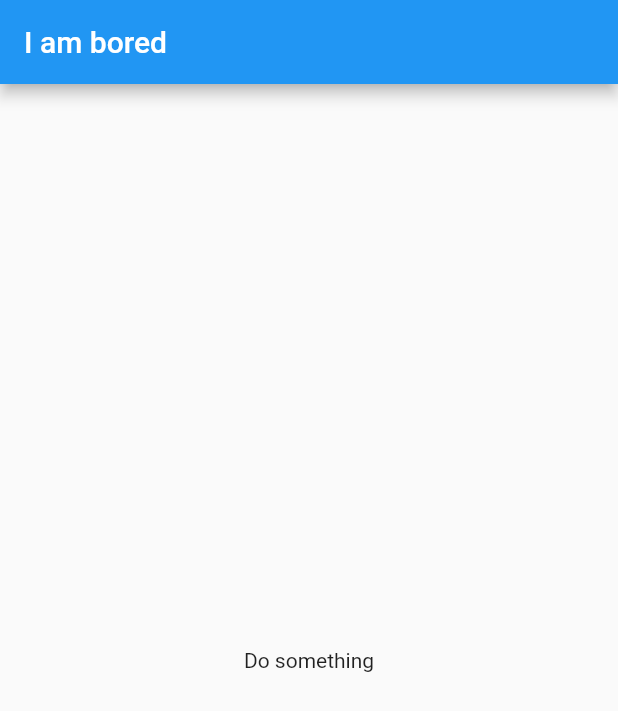
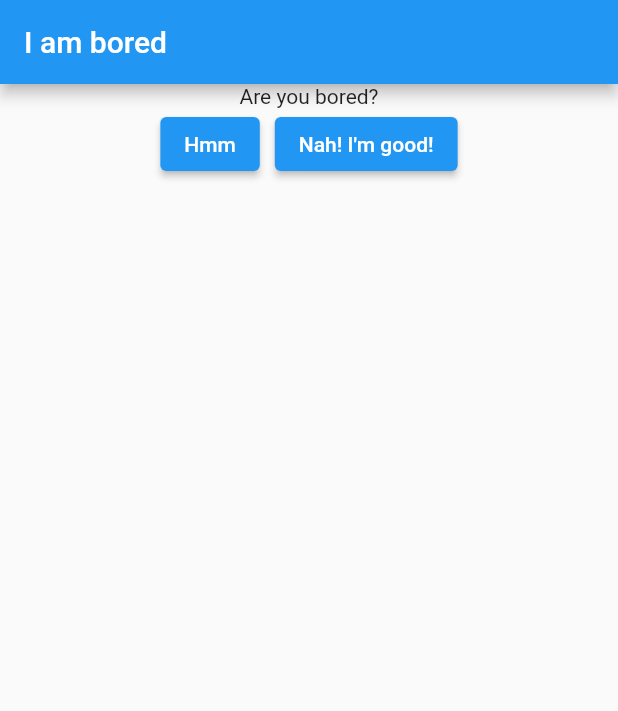
Before and after one commit to smjxpro/i_am_bored, a Flutter app: the screen it shows after launch, on a phone screen of 412 x 824 dp. Shown: the top 711 px of the screen. Run offline on Flutter 3.47's test engine with Material 2 defaults, Android fonts, the light colour scheme and no system bars; our stand-ins replace get.

Commit message:
get activity implemented
Signed-off-by: S. M. JAHANGIR <smjxpro@gmail.com>

```diff
--- /dev/null
+++ b/lib/app/data/remote/data_sources/activity_provider.dart
@@ -0,0 +1,20 @@
+import 'package:get/get.dart';
+import 'package:i_am_bored/app/domain/entities/response/activity_response.dart';
+
+abstract class ActivityProvider {
+  Future<Response<ActivityResponse>> getActivity();
+}
+
+class ActivityProviderImpl extends GetConnect implements ActivityProvider {
+  @override
+  void onInit() {
+    super.onInit();
+
+    httpClient.baseUrl = 'http://www.boredapi.com/api/';
+  }
+
+  @override
+  Future<Response<ActivityResponse>> getActivity() async {
+    return get('activity/', decoder: ActivityResponse.fromDecodedJson);
+  }
+}
--- /dev/null
+++ b/lib/app/data/repositories/activity_repository.dart
@@ -0,0 +1,20 @@
+import 'package:i_am_bored/app/data/remote/data_sources/activity_provider.dart';
+import 'package:i_am_bored/app/domain/entities/response/activity_response.dart';
+import 'package:i_am_bored/app/domain/repositories/activity_repository.dart';
+
+class ActivityRepositoryImpl implements ActivityRepository {
+  final ActivityProvider _activityProvider;
+
+  ActivityRepositoryImpl(this._activityProvider);
+
+  @override
+  Future<ActivityResponse> getActivity() async {
+    final response = await _activityProvider.getActivity();
+
+    if (response.hasError) {
+      return Future.error(response.statusText!);
+    }
+
+    return response.body!;
+  }
+}
--- /dev/null
+++ b/lib/app/domain/entities/request/empty_request.dart
@@ -0,0 +1 @@
+class EmptyRequest {}
--- /dev/null
+++ b/lib/app/domain/entities/response/activity_response.dart
@@ -0,0 +1,73 @@
+// To parse this JSON data, do
+//
+//     final activityResponse = activityResponseFromMap(jsonString);
+
+import 'dart:convert';
+
+class ActivityResponse {
+  ActivityResponse({
+    required this.activity,
+    required this.type,
+    required this.participants,
+    required this.price,
+    required this.link,
+    required this.key,
+    required this.accessibility,
+  });
+
+  String activity;
+  String type;
+  int participants;
+  num price;
+  String link;
+  String key;
+  double accessibility;
+
+  ActivityResponse copyWith({
+    String? activity,
+    String? type,
+    int? participants,
+    num? price,
+    String? link,
+    String? key,
+    double? accessibility,
+  }) =>
+      ActivityResponse(
+        activity: activity ?? this.activity,
+        type: type ?? this.type,
+        participants: participants ?? this.participants,
+        price: price ?? this.price,
+        link: link ?? this.link,
+        key: key ?? this.key,
+        accessibility: accessibility ?? this.accessibility,
+      );
+
+  factory ActivityResponse.fromJson(String str) =>
+      ActivityResponse.fromMap(json.decode(str));
+
+  static ActivityResponse fromDecodedJson(dynamic decodedJson) =>
+      ActivityResponse.fromMap(decodedJson);
+
+  String toJson() => json.encode(toMap());
+
+  factory ActivityResponse.fromMap(Map<String, dynamic> json) =>
+      ActivityResponse(
+        activity: json["activity"],
+        type: json["type"],
+        participants: json["participants"],
+        price: json["price"],
+        link: json["link"],
+        key: json["key"],
+        accessibility: json["accessibility"].toDouble(),
+      );
+
+  Map<String, dynamic> toMap() => {
+        "activity": activity,
+        "type": type,
+        "participants": participants,
+        "price": price,
+        "link": link,
+        "key": key,
+        "accessibility": accessibility,
+      };
+}
--- /dev/null
+++ b/lib/app/domain/repositories/activity_repository.dart
@@ -0,0 +1,5 @@
+import 'package:i_am_bored/app/domain/entities/response/activity_response.dart';
+
+abstract class ActivityRepository {
+  Future<ActivityResponse> getActivity();
+}
--- /dev/null
+++ b/lib/app/domain/use_cases/base_use_case.dart
@@ -0,0 +1,3 @@
+abstract class BaseUseCase<T, R> {
+  Future<T> call(R request);
+}
--- /dev/null
+++ b/lib/app/domain/use_cases/get_activity_use_case.dart
@@ -0,0 +1,16 @@
+import 'package:i_am_bored/app/domain/entities/request/empty_request.dart';
+import 'package:i_am_bored/app/domain/entities/response/activity_response.dart';
+import 'package:i_am_bored/app/domain/repositories/activity_repository.dart';
+import 'package:i_am_bored/app/domain/use_cases/base_use_case.dart';
+
+class GetActivityUseCase
+    implements BaseUseCase<ActivityResponse, EmptyRequest> {
+  final ActivityRepository _activityRepository;
+
+  GetActivityUseCase(this._activityRepository);
+
+  @override
+  Future<ActivityResponse> call(EmptyRequest request) {
+    return _activityRepository.getActivity();
+  }
+}
--- a/lib/app/my_app.dart
+++ b/lib/app/my_app.dart
@@ -1,26 +1,16 @@
 import 'package:flutter/material.dart';
 import 'package:get/get.dart';
+import 'package:i_am_bored/app/presentation/navigation/app_pages.dart';
+
+import 'presentation/pages/home_page.dart';
 
 class MyApp extends StatelessWidget {
   @override
   Widget build(BuildContext context) {
     return GetMaterialApp(
       title: 'I am bored',
-      home: HomePage(),
+      getPages: AppPages.pages,
+      initialRoute: HomePage.routeName,
     );
   }
 }
-
-class HomePage extends GetView {
-  @override
-  Widget build(BuildContext context) {
-    return Scaffold(
-      appBar: AppBar(
-        title: Text('I am bored'),
-      ),
-      body: Center(
-        child: Text('Do something'),
-      ),
-    );
-  }
-}
--- /dev/null
+++ b/lib/app/presentation/bindings/home_page_binding.dart
@@ -0,0 +1,17 @@
+import 'package:get/get.dart';
+import 'package:i_am_bored/app/data/remote/data_sources/activity_provider.dart';
+import 'package:i_am_bored/app/data/repositories/activity_repository.dart';
+import 'package:i_am_bored/app/domain/repositories/activity_repository.dart';
+import 'package:i_am_bored/app/domain/use_cases/get_activity_use_case.dart';
+import 'package:i_am_bored/app/presentation/manager/home_page_controller.dart';
+
+class HomePageBinding extends Bindings {
+  final find = Get.find;
+  @override
+  void dependencies() {
+    Get.lazyPut<ActivityProvider>(() => ActivityProviderImpl());
+    Get.lazyPut<ActivityRepository>(() => ActivityRepositoryImpl(find()));
+    Get.lazyPut(() => GetActivityUseCase(find()));
+    Get.lazyPut(() => HomePageController(find()));
+  }
+}
--- /dev/null
+++ b/lib/app/presentation/manager/home_page_controller.dart
@@ -0,0 +1,25 @@
+import 'package:flutter/material.dart';
+import 'package:get/get.dart';
+import 'package:i_am_bored/app/domain/entities/request/empty_request.dart';
+import 'package:i_am_bored/app/domain/entities/response/activity_response.dart';
+import 'package:i_am_bored/app/domain/use_cases/get_activity_use_case.dart';
+
+class HomePageController extends GetxController {
+  static HomePageController find = Get.find();
+
+  final GetActivityUseCase _getActivityUseCase;
+
+  HomePageController(this._getActivityUseCase);
+
+  final activity = Rxn<ActivityResponse>();
+
+  onGetActivity() async {
+    try {
+      final response = await _getActivityUseCase.call(EmptyRequest());
+
+      activity.value = response;
+    } catch (e) {
+      Get.defaultDialog(title: 'Error', content: Text(e.toString()));
+    }
+  }
+}
--- /dev/null
+++ b/lib/app/presentation/navigation/app_pages.dart
@@ -0,0 +1,13 @@
+import 'package:get/get.dart';
+import 'package:i_am_bored/app/presentation/bindings/home_page_binding.dart';
+import 'package:i_am_bored/app/presentation/pages/home_page.dart';
+
+abstract class AppPages {
+  static List<GetPage> pages = [
+    GetPage(
+      name: HomePage.routeName,
+      page: () => HomePage(),
+      binding: HomePageBinding(),
+    ),
+  ];
+}
--- /dev/null
+++ b/lib/app/presentation/pages/home_page.dart
@@ -0,0 +1,45 @@
+import 'package:flutter/material.dart';
+import 'package:get/get.dart';
+import 'package:i_am_bored/app/presentation/manager/home_page_controller.dart';
+
+class HomePage extends GetView<HomePageController> {
+  static String routeName = '/home-page';
+
+  @override
+  Widget build(BuildContext context) {
+    return Scaffold(
+      appBar: AppBar(
+        title: Text('I am bored'),
+      ),
+      body: Column(
+        children: [
+          Text('Are you bored?'),
+          Row(
+            mainAxisAlignment: MainAxisAlignment.center,
+            children: [
+              ElevatedButton(
+                onPressed: () async {
+                  await controller.onGetActivity();
+                },
+                child: Text('Hmm'),
+              ),
+              SizedBox(width: 10),
+              ElevatedButton(
+                onPressed: () {},
+                child: Text('Nah! I\'m good!'),
+              ),
+            ],
+          ),
+          SizedBox(height: 10),
+          Expanded(
+            child: Obx(
+              () => controller.activity.value != null
+                  ? Text('${controller.activity.value!.activity}')
+                  : Container(),
+            ),
+          ),
+        ],
+      ),
+    );
+  }
+}
```
Also changed, not shown: 1 other file.
